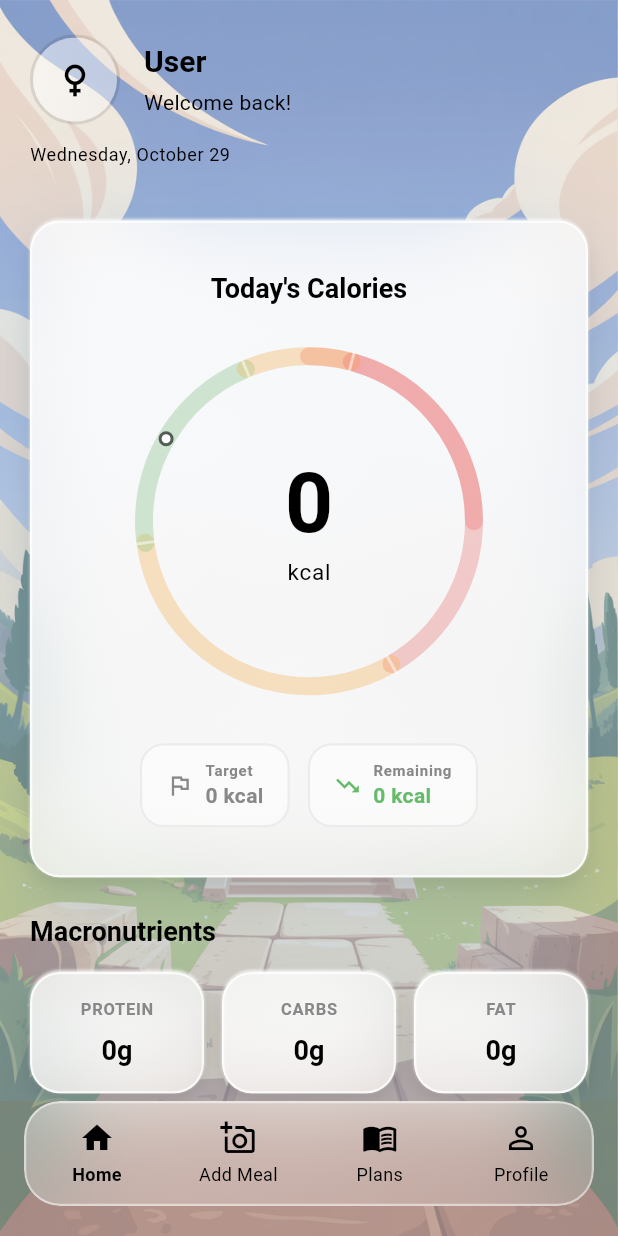
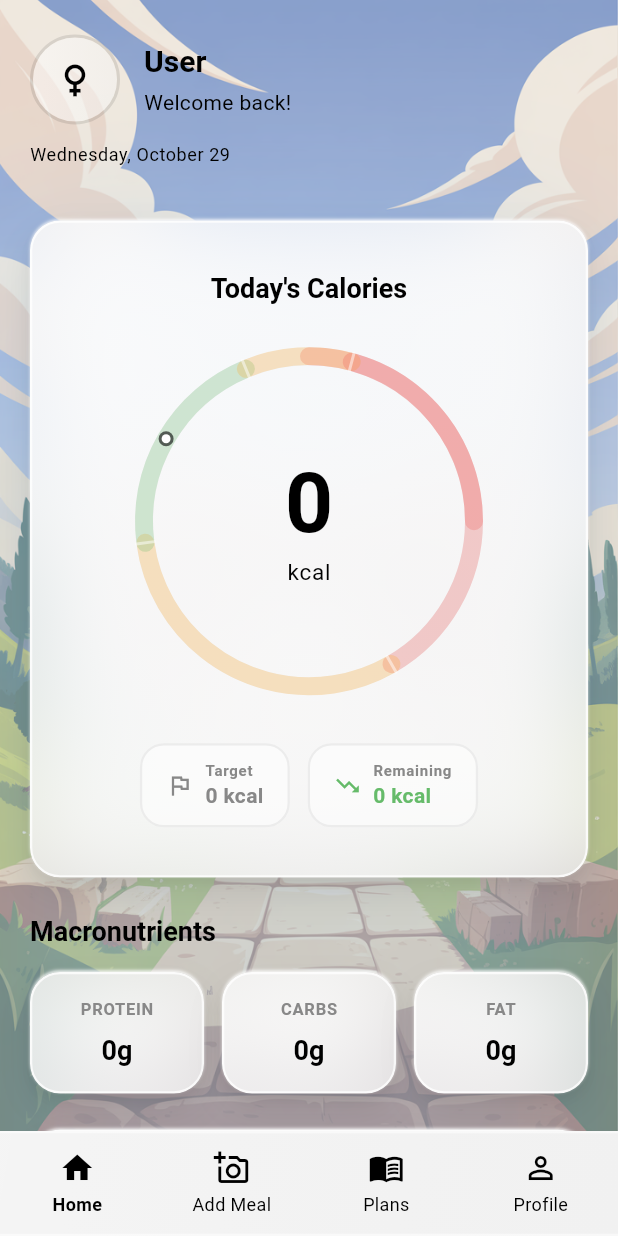
Before and after one commit to VladTepesDev/VU3, a Flutter app: the MainNavigation screen opened directly, on a phone screen of 412 x 824 dp. Run offline on Flutter 3.47's test engine with Material 3 defaults, Android fonts, the phone set to English and light mode, and no system bars; our stand-ins replace audioplayers, flutter_local_notifications, image_picker, shared_preferences, timezone; missing offline and left inert: flutter_inappwebview; accounts and stored records are empty; statements that could not run were skipped.

Commit message:
redesigned navigation

```diff
--- a/lib/screens/main_navigation.dart
+++ b/lib/screens/main_navigation.dart
@@ -36,19 +36,13 @@ class MainNavigationState extends State<MainNavigation> {
   @override
   Widget build(BuildContext context) {
     return Scaffold(
-      extendBody: true,
+      extendBody: false,
       body: IndexedStack(
         index: _currentIndex,
         children: _screens,
       ),
-      bottomNavigationBar: Padding(
-        padding: const EdgeInsets.only(left: 16, right: 16, bottom: 20),
-        child: SizedBox(
+      bottomNavigationBar: SizedBox(
         height: 70,
-          child: ClipRRect(
-            borderRadius: BorderRadius.circular(24),
-            child: BackdropFilter(
-              filter: ImageFilter.blur(sigmaX: 30, sigmaY: 30),
         child: Container(
           decoration: BoxDecoration(
             gradient: LinearGradient(
@@ -59,10 +53,15 @@ class MainNavigationState extends State<MainNavigation> {
                 AppTheme.glassGray.withValues(alpha: 0.2),
               ],
             ),
-                  borderRadius: BorderRadius.circular(24),
-                  border: Border.all(
+            border: Border(
+              top: BorderSide(
                 color: AppTheme.borderWhite.withValues(alpha: 0.5),
                 width: 1.5,
+              ),
+              bottom: BorderSide(
+                color: AppTheme.borderWhite.withValues(alpha: 0.5),
+                width: 1.5,
+              ),
             ),
           ),
           child: Row(
@@ -93,9 +92,6 @@ class MainNavigationState extends State<MainNavigation> {
                 index: 3,
               ),
             ],
-                ),
-              ),
-            ),
           ),
         ),
       ),
```
Lines whose indentation alone changed are shown as unchanged.
